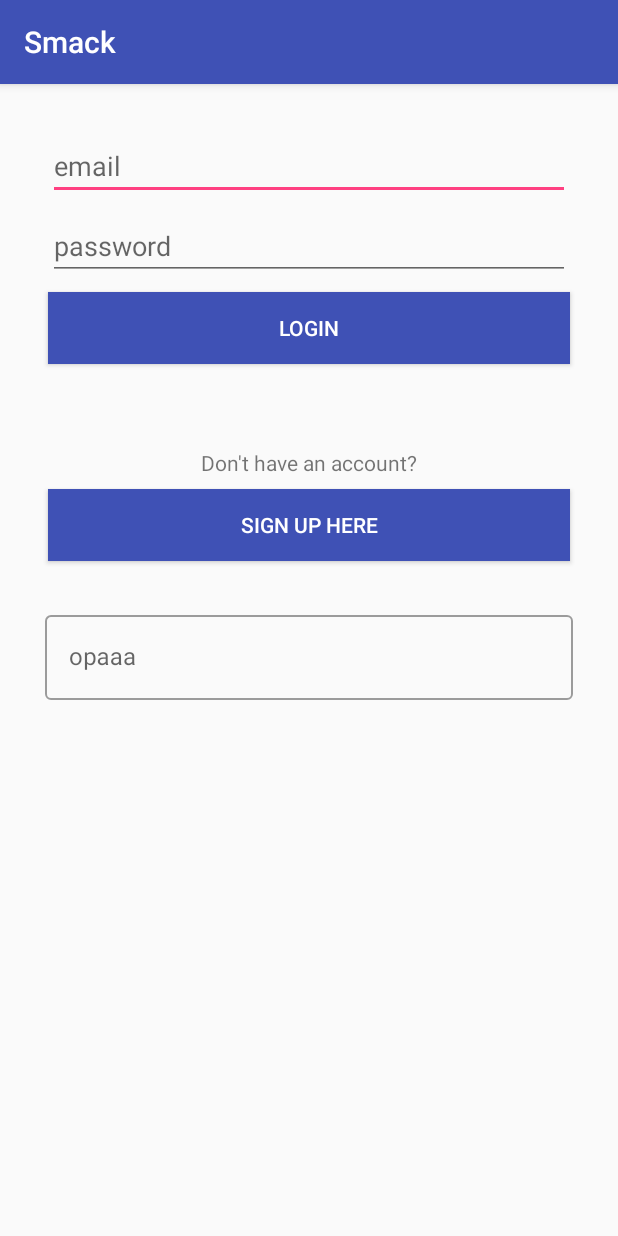
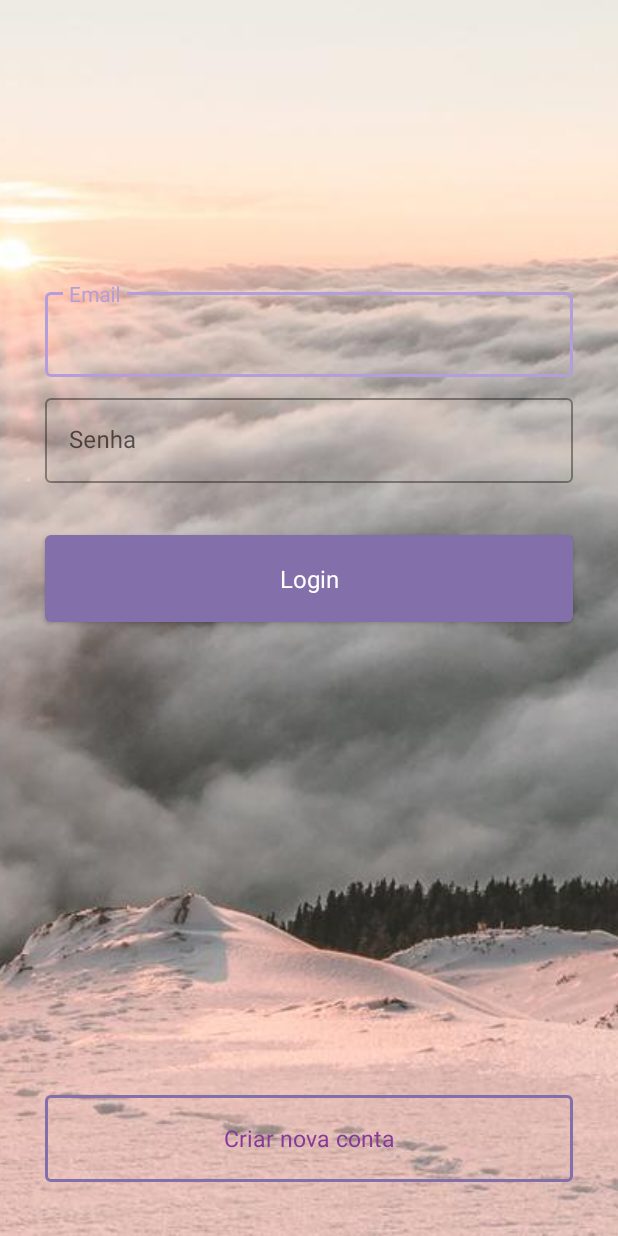
Before and after one commit to RodrigoCalderano/Smack, an Android app: the LoginActivity screen opened directly, with no data from a screen before it, on a phone screen of 412 x 824 dp. Run offline under Robolectric (Android 15) with nearby library versions, the phone set to English and light mode, and no system bars; libraries missing offline, so code that uses them is left out: org.jetbrains.anko; 2 statements that could not run were skipped.

Commit message:
Tapa no Login

```diff
--- a/app/src/main/java/com/example/linux/smack/Controller/LoginActivity.kt
+++ b/app/src/main/java/com/example/linux/smack/Controller/LoginActivity.kt
@@ -5,6 +5,8 @@ import android.content.Intent
 import android.opengl.Visibility
 import android.support.v7.app.AppCompatActivity
 import android.os.Bundle
+import android.text.Editable
+import android.text.TextWatcher
 import android.util.Log
 import android.view.View
 import android.view.inputmethod.InputMethodManager
@@ -12,14 +14,66 @@ import android.widget.Toast
 import com.example.linux.smack.R
 import com.example.linux.smack.Sevices.AuthService
 import kotlinx.android.synthetic.main.activity_create_user.*
+import kotlinx.android.synthetic.main.activity_create_user.view.*
 import kotlinx.android.synthetic.main.activity_login.*
+import kotlinx.android.synthetic.main.activity_login.view.*
+import org.jetbrains.anko.contentView
 
 class LoginActivity : AppCompatActivity() {
+
+
+    //TODO: COR DO TEXTO NO INPUT TEXT E ARRUMAR SCROLL!!
 
     override fun onCreate(savedInstanceState: Bundle?) {
         super.onCreate(savedInstanceState)
         setContentView(R.layout.activity_login)
         loginSpinner.visibility = View.GONE
+        val view = contentView!!
+
+        setupListeners(view)
+
+
+    }
+
+
+    private fun setupListeners(view : View) {
+        view.loginLoginBtn.setOnClickListener{
+            if (!isPasswordValid(loginPasswordText.text!!)) {
+                textInputLayoutPass.error = "Sua senha deve conter pelo menos 6 caracteres"
+            }
+            if (!isPasswordValid(loginEmailTxt.text!!)) {
+                textInputLayout.error = "Seu email deve conter pelo menos 6 caracteres"
+            }
+            if  (isPasswordValid(loginEmailTxt.text!!) && isPasswordValid(loginPasswordText.text!!)){
+                textInputLayoutPass.error = null
+                loginLoginBtnClicked(view)
+            }
+        }
+
+        view.loginCreateUserBtn.setOnClickListener{
+            loginCreateUserBtnClicked(view)
+        }
+
+        val tw = object : TextWatcher {
+            override fun afterTextChanged(s: Editable) {}
+            override fun beforeTextChanged(s: CharSequence, start: Int, count: Int, after: Int) {}
+            override fun onTextChanged(s: CharSequence, start: Int, before: Int, count: Int) {
+                if (isPasswordValid(loginPasswordText.text!!)) {
+                    textInputLayoutPass.error = null
+                }
+                if (isPasswordValid(loginEmailTxt.text!!)) {
+                    textInputLayout.error = null
+                }
+            }
+        }
+
+        view.loginPasswordText.addTextChangedListener(tw)
+        view.loginEmailTxt.addTextChangedListener(tw)
+    }
+
+
+    private fun isPasswordValid(text: Editable?): Boolean {
+        return text != null && text.length >= 6
     }
 
     fun loginLoginBtnClicked(view : View) {
--- a/app/src/main/res/layout/activity_login.xml
+++ b/app/src/main/res/layout/activity_login.xml
@@ -1,4 +1,10 @@
 <?xml version="1.0" encoding="utf-8"?>
+<android.support.v4.widget.NestedScrollView
+    android:layout_width="match_parent"
+    android:layout_height="match_parent"
+    android:fillViewport="true"
+    xmlns:android="http://schemas.android.com/apk/res/android">
+
     <android.support.constraint.ConstraintLayout xmlns:android="http://schemas.android.com/apk/res/android"
         xmlns:app="http://schemas.android.com/apk/res-auto"
         xmlns:tools="http://schemas.android.com/tools"
@@ -6,102 +12,100 @@
         android:layout_height="match_parent"
         tools:context="com.example.linux.smack.Controller.LoginActivity">
 
-    <EditText
-        android:id="@+id/loginEmailTxt"
+        <ImageView
+            android:contentDescription="@string/contentDescription"
+            android:id="@+id/imageView"
             android:layout_width="0dp"
-        android:layout_height="wrap_content"
-        android:layout_marginStart="32dp"
-        android:layout_marginTop="32dp"
-        android:layout_marginEnd="32dp"
-        android:ems="10"
-        android:hint="email"
-        android:inputType="textPersonName"
+            android:layout_height="0dp"
+            android:scaleType="centerCrop"
+            app:layout_constraintBottom_toBottomOf="parent"
             app:layout_constraintEnd_toEndOf="parent"
             app:layout_constraintStart_toStartOf="parent"
-        app:layout_constraintTop_toTopOf="parent" />
-
-    <EditText
-        android:id="@+id/loginPasswordText"
-        android:layout_width="0dp"
-        android:layout_height="wrap_content"
-        android:layout_marginStart="32dp"
-        android:layout_marginTop="8dp"
-        android:layout_marginEnd="32dp"
-        android:ems="10"
-        android:hint="password"
-        android:inputType="textPassword"
-        app:layout_constraintEnd_toEndOf="parent"
-        app:layout_constraintStart_toStartOf="parent"
-        app:layout_constraintTop_toBottomOf="@+id/loginEmailTxt" />
-
-    <Button
-        android:id="@+id/loginLoginBtn"
-        android:layout_width="0dp"
-        android:layout_height="wrap_content"
-        android:layout_marginStart="32dp"
-        android:layout_marginTop="8dp"
-        android:layout_marginEnd="32dp"
-        android:background="@color/colorPrimary"
-        android:onClick="loginLoginBtnClicked"
-        android:text="LOGIN"
-        android:textColor="@android:color/white"
-        app:layout_constraintEnd_toEndOf="parent"
-        app:layout_constraintStart_toStartOf="parent"
-        app:layout_constraintTop_toBottomOf="@+id/loginPasswordText" />
-
-    <TextView
-        android:id="@+id/textView"
-        android:layout_width="wrap_content"
-        android:layout_height="wrap_content"
-        android:layout_marginStart="8dp"
-        android:layout_marginTop="56dp"
-        android:layout_marginEnd="8dp"
-        android:text="Don't have an account?"
-        app:layout_constraintEnd_toEndOf="parent"
-        app:layout_constraintStart_toStartOf="parent"
-        app:layout_constraintTop_toBottomOf="@+id/loginLoginBtn" />
-
-    <Button
-        android:id="@+id/loginCreateUserBtn"
-        android:layout_width="0dp"
-        android:layout_height="wrap_content"
-        android:layout_marginStart="32dp"
-        android:layout_marginTop="8dp"
-        android:layout_marginEnd="32dp"
-        android:background="@color/colorPrimary"
-        android:onClick="loginCreateUserBtnClicked"
-        android:text="Sign Up Here"
-        android:textColor="@android:color/white"
-        app:layout_constraintEnd_toEndOf="parent"
-        app:layout_constraintStart_toStartOf="parent"
-        app:layout_constraintTop_toBottomOf="@+id/textView" />
+            app:layout_constraintTop_toTopOf="parent"
+            app:srcCompat="@drawable/wallpape_sea_of_clouds" />
 
         <android.support.design.widget.TextInputLayout
+            android:id="@+id/textInputLayout"
             style="@style/Widget.Shrine.TextInputLayout"
             android:layout_width="match_parent"
             android:layout_height="wrap_content"
             android:layout_marginStart="30dp"
-        android:layout_marginTop="30dp"
             android:layout_marginEnd="30dp"
-        android:hint="opaaa"
+            android:hint="@string/email"
+            app:layout_constraintBottom_toBottomOf="parent"
             app:layout_constraintEnd_toEndOf="parent"
             app:layout_constraintStart_toStartOf="parent"
-        app:layout_constraintTop_toBottomOf="@+id/loginCreateUserBtn">
+            app:layout_constraintTop_toTopOf="@+id/imageView"
+            app:layout_constraintVertical_bias="0.25">
 
             <android.support.design.widget.TextInputEditText
+                android:id="@+id/loginEmailTxt"
                 android:layout_width="match_parent"
-            android:layout_height="match_parent" />
+                android:layout_height="wrap_content" />
         </android.support.design.widget.TextInputLayout>
+
+        <android.support.design.widget.TextInputLayout
+            android:id="@+id/textInputLayoutPass"
+            style="@style/Widget.Shrine.TextInputLayout"
+            android:layout_width="match_parent"
+            android:layout_height="wrap_content"
+            android:layout_marginStart="30dp"
+            android:layout_marginEnd="30dp"
+            android:hint="@string/senha"
+            app:errorEnabled="true"
+            app:layout_constraintEnd_toEndOf="parent"
+            app:layout_constraintStart_toStartOf="parent"
+            app:layout_constraintTop_toBottomOf="@+id/textInputLayout">
+
+            <android.support.design.widget.TextInputEditText
+                android:id="@+id/loginPasswordText"
+                android:layout_width="match_parent"
+                android:layout_height="wrap_content"
+                android:inputType="textPassword" />
+        </android.support.design.widget.TextInputLayout>
+
+
+        <android.support.design.button.MaterialButton
+            android:id="@+id/loginLoginBtn"
+            style="@style/Widget.MDC.Button.Cheio"
+            android:layout_width="0dp"
+            android:layout_height="70dp"
+            android:layout_marginStart="30dp"
+            android:layout_marginEnd="30dp"
+            android:text="@string/login"
+            android:textAppearance="@color/notWorking"
+            app:layout_constraintEnd_toEndOf="parent"
+            app:layout_constraintStart_toStartOf="parent"
+            app:layout_constraintTop_toBottomOf="@+id/textInputLayoutPass" />
+
+        <android.support.design.button.MaterialButton
+            android:id="@+id/loginCreateUserBtn"
+            style="@style/Widget.MDC.Button.Outlined"
+            android:layout_width="0dp"
+            android:layout_height="70dp"
+            android:layout_marginStart="30dp"
+            android:layout_marginEnd="30dp"
+            android:layout_marginBottom="30dp"
+            android:text="@string/sing_up"
+            android:textAppearance="@color/secondaryDark"
+            android:textSize="15sp"
+            app:layout_constraintBottom_toBottomOf="@+id/imageView"
+            app:layout_constraintEnd_toEndOf="parent"
+            app:layout_constraintHorizontal_bias="1.0"
+            app:layout_constraintStart_toStartOf="parent" />
 
         <ProgressBar
             android:id="@+id/loginSpinner"
             style="?android:attr/progressBarStyle"
-        android:layout_width="wrap_content"
-        android:layout_height="wrap_content"
+            android:layout_width="60dp"
+            android:layout_height="60dp"
             android:layout_marginStart="8dp"
+            android:layout_marginTop="8dp"
             android:layout_marginEnd="8dp"
             app:layout_constraintEnd_toEndOf="parent"
             app:layout_constraintHorizontal_bias="0.5"
             app:layout_constraintStart_toStartOf="parent"
             app:layout_constraintTop_toBottomOf="@+id/loginLoginBtn" />
+
     </android.support.constraint.ConstraintLayout>
+</android.support.v4.widget.NestedScrollView>
--- a/app/src/main/res/values/colors.xml
+++ b/app/src/main/res/values/colors.xml
@@ -1,6 +1,18 @@
 <?xml version="1.0" encoding="utf-8"?>
 <resources>
-    <color name="colorPrimary">#3f51b5</color>
-    <color name="colorPrimaryDark">#303F9F</color>
-    <color name="colorAccent">#FF4081</color>
+    <color name="colorPrimary">#b39ddb</color>
+    <color name="colorPrimaryDark">#836fa9</color>
+    <color name="colorAccent">#ba68c8</color>
+
+    <color name="primary">@color/colorPrimary</color>
+    <color name="primaryLight">#e6ceff</color>
+    <color name="primaryDark">@color/colorPrimaryDark</color>
+    <color name="secondary">@color/colorAccent</color>
+    <color name="secondaryLight">#ee98fb</color>
+    <color name="secondaryDark">#883997</color>
+
+
+    <color name="notWorking">@color/white</color>
+    <color name="white">#FFFFFF</color>
+    <color name="black">#000000</color>
 </resources>
--- a/app/src/main/res/values/dimens.xml
+++ b/app/src/main/res/values/dimens.xml
@@ -5,4 +5,7 @@
     <dimen name="nav_header_vertical_spacing">8dp</dimen>
     <dimen name="nav_header_height">176dp</dimen>
     <dimen name="fab_margin">16dp</dimen>
+
+
+    <dimen name="mtrl_btn_stroke_size_editado">2dp</dimen>
 </resources>
--- a/app/src/main/res/values/strings.xml
+++ b/app/src/main/res/values/strings.xml
@@ -6,4 +6,17 @@
     <string name="nav_header_subtitle">android.studio@android.com</string>
     <string name="nav_header_desc">Navigation header</string>
     <string name="action_settings">Settings</string>
+
+
+    <string name="contentDescription">Null</string>
+
+    <!--LOGIN & CREATE USER-->
+
+    <string name="usuario">Usuário</string>
+    <string name="senha">Senha</string>
+    <string name="email">Email</string>
+    <string name="login">Login</string>
+    <string name="sing_up">Criar nova conta</string>
+    <string name="usario_novo">Usuário novo? Cria uma conta aqui</string>
+
 </resources>
--- a/app/src/main/res/values/styles.xml
+++ b/app/src/main/res/values/styles.xml
@@ -1,7 +1,7 @@
 <resources>
 
     <!-- Base application theme. -->
-    <style name="AppTheme" parent="Theme.AppCompat.Light.DarkActionBar">
+    <style name="AppTheme" parent="Theme.AppCompat.Light.NoActionBar">
         <!-- Customize your theme here. -->
         <item name="colorPrimary">@color/colorPrimary</item>
         <item name="colorPrimaryDark">@color/colorPrimaryDark</item>
@@ -20,9 +20,6 @@
 
 
 
-
-
-
     <style name="Widget.Shrine.TextInputLayout"
         parent="Widget.MaterialComponents.TextInputLayout.OutlinedBox">
         <item name="hintTextAppearance">@style/TextAppearance.Shrine.TextInputLayout.HintText</item>
@@ -36,4 +33,20 @@
 
 
 
+    <style name="Widget.MDC.Button.Cheio" parent="Widget.MaterialComponents.Button">
+        <item name="android:textColor">@color/white</item>
+        <item name="android:textSize">16sp</item>
+        <item name="backgroundTint">?attr/colorPrimaryDark</item>
+    </style>
+
+
+    <style name="Widget.MDC.Button.Outlined" parent="Widget.MaterialComponents.Button.OutlinedButton">
+        <item name="android:textColor">@color/secondaryDark</item>
+        <item name="android:textSize">16sp</item>
+        <item name="strokeColor">@color/primaryDark</item>
+        <item name="strokeWidth">@dimen/mtrl_btn_stroke_size_editado</item>
+    </style>
+
+
+
 </resources>
```
Also changed, not shown: app/src/main/res/drawable-hdpi/wallpape_sea_of_clouds.jpg (added), app/src/main/res/drawable-hdpi/wallpaper_xperia.jpg (added), app/src/main/res/drawable-ldpi/wallpape_sea_of_clouds.jpg (added), app/src/main/res/drawable-ldpi/wallpaper_xperia.jpg (added), app/src/main/res/drawable-mdpi/wallpape_sea_of_clouds.jpg (added), app/src/main/res/drawable-mdpi/wallpaper_xperia.jpg (added), app/src/main/res/drawable-xhdpi/wallpape_sea_of_clouds.jpg (added), app/src/main/res/drawable-xhdpi/wallpaper_xperia.jpg (added), app/src/main/res/drawable-xxhdpi/wallpape_sea_of_clouds.jpg (added), app/src/main/res/drawable-xxhdpi/wallpaper_xperia.jpg (added), app/src/main/res/drawable-xxxhdpi/wallpape_sea_of_clouds.jpg (added), app/src/main/res/drawable-xxxhdpi/wallpaper_xperia.jpg (added). Lines whose indentation alone changed are shown as unchanged.
